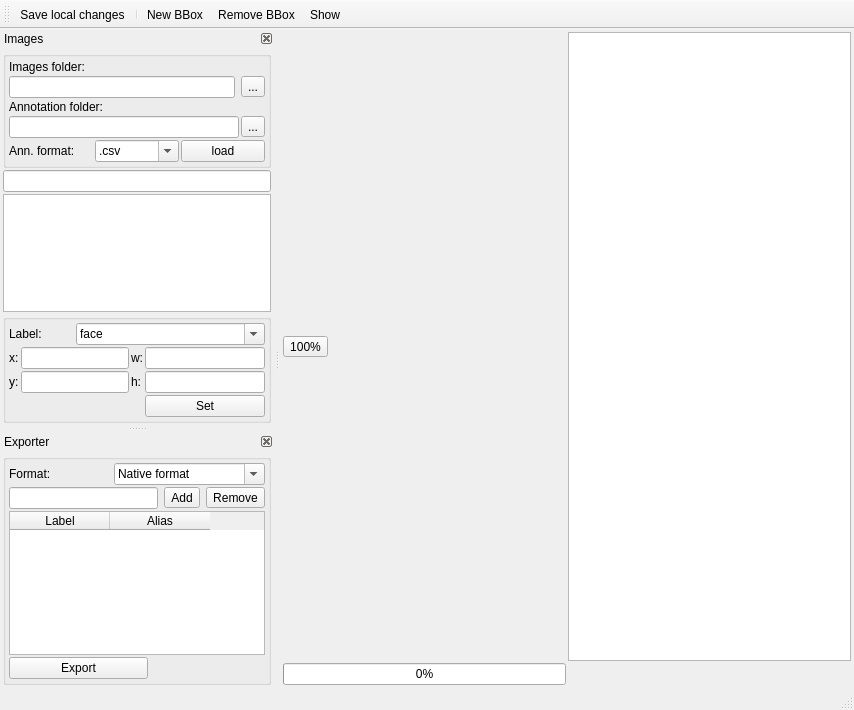
The window that src/mainwindow.ui (otre99/TaggerTool) describes before a commit, drawn with Qt 5.
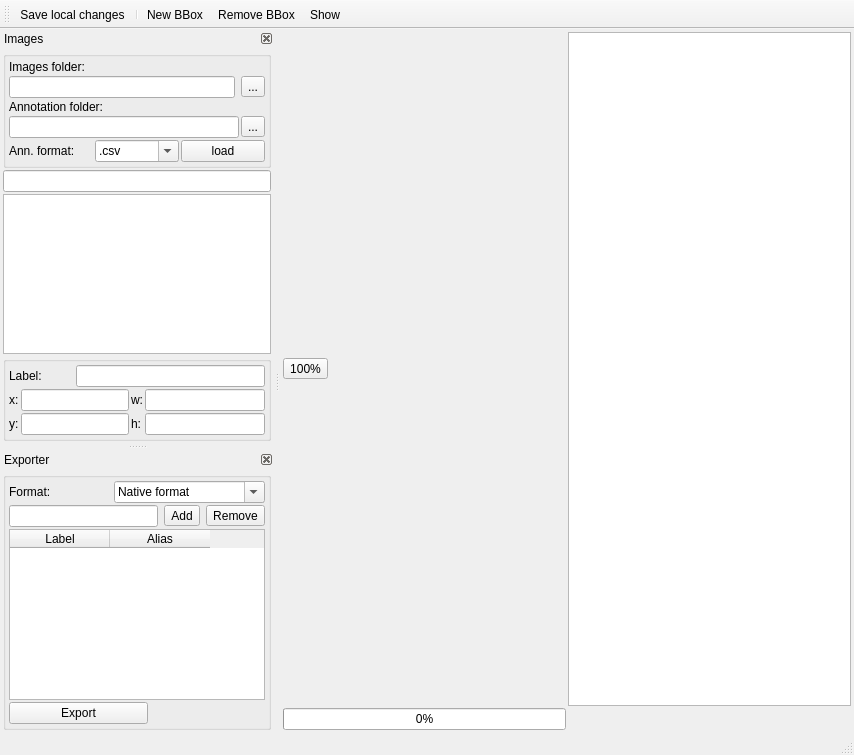
The same window after the commit. Icons and pictures are not drawn. Custom widgets are drawn as their Qt base class.

The edit to the form file:
```diff
--- a/src/mainwindow.ui
+++ b/src/mainwindow.ui
@@ -7,7 +7,7 @@
     <x>0</x>
     <y>0</y>
     <width>854</width>
-    <height>710</height>
+    <height>755</height>
    </rect>
   </property>
   <property name="windowTitle">
@@ -30,13 +30,6 @@
     <property name="spacing">
      <number>2</number>
     </property>
-    <item row="0" column="1">
-     <widget class="GraphicsView" name="bbox_editor_">
-      <property name="tabletTracking">
-       <bool>true</bool>
-      </property>
-     </widget>
-    </item>
     <item row="0" column="0">
      <widget class="QToolButton" name="toolButtonZoom100_">
       <property name="text">
@@ -55,6 +48,13 @@
       </property>
      </widget>
     </item>
+    <item row="0" column="1">
+     <widget class="GraphicsView" name="bboxEditor">
+      <property name="tabletTracking">
+       <bool>true</bool>
+      </property>
+     </widget>
+    </item>
    </layout>
   </widget>
   <widget class="QMenuBar" name="menuBar">
@@ -277,94 +277,53 @@
         <property name="spacing">
          <number>2</number>
         </property>
-        <item row="2" column="4">
-         <widget class="QLineEdit" name="line_edit_bbox_w_"/>
-        </item>
-        <item row="2" column="3">
-         <widget class="QLabel" name="label_4">
-          <property name="text">
-           <string>w:</string>
-          </property>
-         </widget>
-        </item>
         <item row="3" column="1" colspan="2">
          <widget class="QLineEdit" name="line_edit_bbox_y_"/>
         </item>
-        <item row="3" column="3">
-         <widget class="QLabel" name="label_5">
-          <property name="text">
-           <string>h:</string>
-          </property>
-         </widget>
+        <item row="4" column="1" colspan="2">
+         <widget class="QLineEdit" name="lineEditBboxY"/>
         </item>
-        <item row="0" column="0" colspan="2">
-         <widget class="QLabel" name="label">
-          <property name="text">
-           <string>Label:</string>
-          </property>
-         </widget>
-        </item>
-        <item row="2" column="0">
+        <item row="3" column="0">
          <widget class="QLabel" name="label_2">
           <property name="text">
            <string>x:</string>
           </property>
          </widget>
         </item>
-        <item row="2" column="1" colspan="2">
-         <widget class="QLineEdit" name="line_edit_bbox_x_"/>
-        </item>
-        <item row="3" column="4">
-         <widget class="QLineEdit" name="line_edit_bbox_h_"/>
-        </item>
-        <item row="3" column="0">
+        <item row="4" column="0">
          <widget class="QLabel" name="label_3">
           <property name="text">
            <string>y:</string>
           </property>
          </widget>
         </item>
-        <item row="0" column="2" colspan="3">
-         <widget class="QComboBox" name="combox_box_bbox_label_">
-          <property name="editable">
-           <bool>true</bool>
-          </property>
-          <item>
-           <property name="text">
-            <string>face</string>
-           </property>
-          </item>
-          <item>
-           <property name="text">
-            <string>person</string>
-           </property>
-          </item>
-          <item>
-           <property name="text">
-            <string>head</string>
-           </property>
-          </item>
-          <item>
-           <property name="text">
-            <string>car</string>
-           </property>
-          </item>
-          <item>
-           <property name="text">
-            <string>dog</string>
-           </property>
-          </item>
-          <item>
-           <property name="text">
-            <string>cat</string>
-           </property>
-          </item>
-         </widget>
+        <item row="3" column="4">
+         <widget class="QLineEdit" name="lineEditBboxW"/>
         </item>
         <item row="4" column="4">
-         <widget class="QPushButton" name="push_button_change_bbox_">
+         <widget class="QLineEdit" name="lineEditBboxH"/>
+        </item>
+        <item row="3" column="3">
+         <widget class="QLabel" name="label_4">
           <property name="text">
-           <string>Set</string>
+           <string>w:</string>
+          </property>
+         </widget>
+        </item>
+        <item row="0" column="2" colspan="3">
+         <widget class="QLineEdit" name="lineEditBboxLabel"/>
+        </item>
+        <item row="4" column="3">
+         <widget class="QLabel" name="label_5">
+          <property name="text">
+           <string>h:</string>
+          </property>
+         </widget>
+        </item>
+        <item row="0" column="0" colspan="2">
+         <widget class="QLabel" name="label">
+          <property name="text">
+           <string>Label:</string>
           </property>
          </widget>
         </item>
```
Left out of the diff: 54 changed lines with no effect on the pictures.
